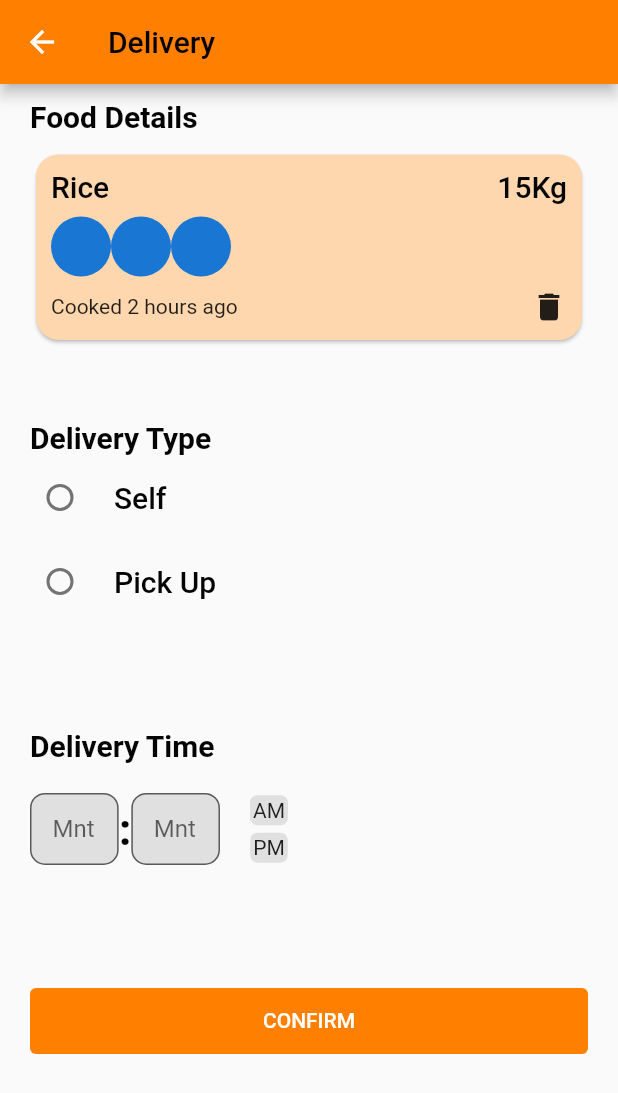
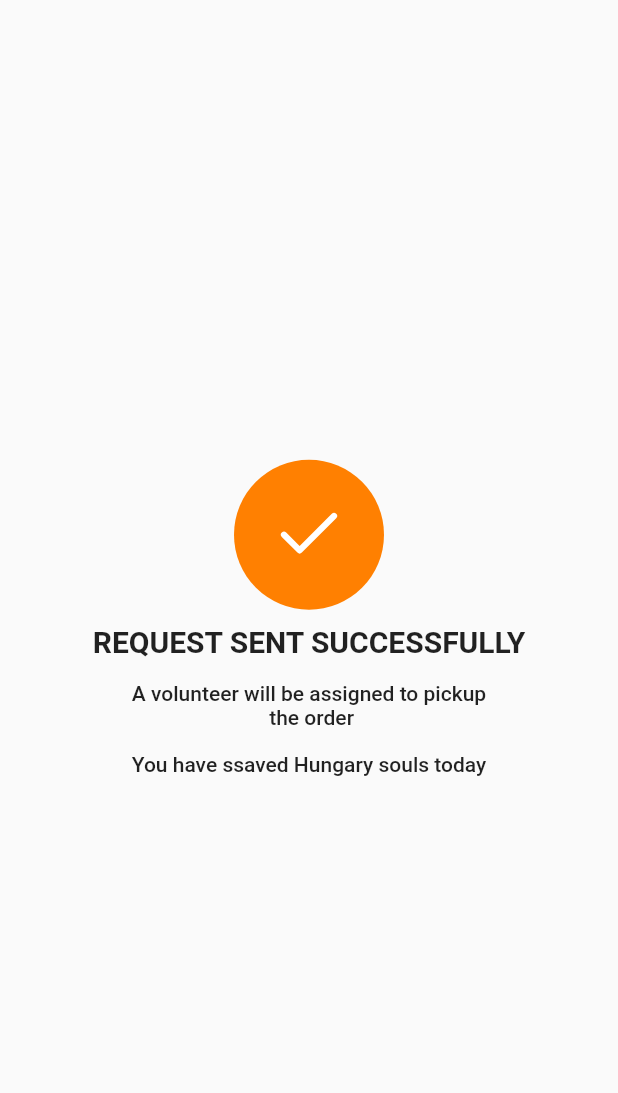
Before and after one commit to Aburafik/ffeedHub_app, a Flutter app: the DonateFoodDetails screen opened by its route, after a tap on "CONFIRM", on a phone screen of 412 x 824 dp. Shown: the top 1093 px of the screen. Run offline on Flutter 3.47's test engine with Material 2 defaults, Android fonts, the phone set to English and light mode, and no system bars; our stand-ins replace feather_icons, flutter_easyloading, flutter_onboarding_slider, fluttertoast; missing offline and left inert: cupertino_stepper.

Commit message:
Volunteer delivery service added

```diff
--- /dev/null
+++ b/lib/Commons/Components/requset_sent_component.dart
@@ -0,0 +1,42 @@
+import 'package:feather_icons/feather_icons.dart';
+import 'package:ffeed_hub/Commons/color_theme.dart';
+import 'package:flutter/material.dart';
+
+class RequestSuccessMessageComponent extends StatelessWidget {
+  const RequestSuccessMessageComponent({super.key});
+
+  @override
+  Widget build(BuildContext context) {
+    TextStyle textStyle = Theme.of(context).textTheme.bodyText1!;
+    return Scaffold(
+      body: Center(
+        child: Column(
+          mainAxisAlignment: MainAxisAlignment.center,
+          children: [
+            const CircleAvatar(
+              radius: 50,
+              backgroundColor: primaryColor,
+              child: Icon(FeatherIcons.check, color: whiteColor, size: 50),
+            ),
+            const SizedBox(height: 10),
+            Text("REQUEST SENT SUCCESSFULLY",
+                style: textStyle.copyWith(
+                    fontSize: 20, fontWeight: FontWeight.bold)),
+            Padding(
+              padding: const EdgeInsets.symmetric(vertical: 15),
+              child: Text(
+                "A volunteer will be assigned to pickup\n the order",
+                style: textStyle,
+                textAlign: TextAlign.center,
+              ),
+            ),
+            Text(
+              "You have ssaved Hungary souls today",
+              style: textStyle,
+            ),
+          ],
+        ),
+      ),
+    );
+  }
+}
--- a/lib/Commons/constants.dart
+++ b/lib/Commons/constants.dart
@@ -66,3 +66,5 @@ AppBar commonAppBar(TextStyle appBarTextStyle) {
     ],
   );
 }
+
+    var borderRadius2 = BorderRadius.circular(10);
--- a/lib/Commons/delivery_details_card.dart
+++ b/lib/Commons/delivery_details_card.dart
@@ -2,10 +2,9 @@ import 'package:ffeed_hub/Commons/color_theme.dart';
 import 'package:flutter/material.dart';
 
 class DeliveryDetailsCard extends StatelessWidget {
-  const DeliveryDetailsCard({
-    Key? key,
-  }) : super(key: key);
-
+  DeliveryDetailsCard({Key? key, this.canDelete = true,this.onTap}) : super(key: key);
+  bool canDelete = true;
+  Function()? onTap;
   @override
   Widget build(BuildContext context) {
     TextStyle textStyle = Theme.of(context)
@@ -46,7 +45,12 @@ class DeliveryDetailsCard extends StatelessWidget {
             ),
             Row(
               mainAxisAlignment: MainAxisAlignment.spaceBetween,
-              children: const [Text("Cooked 2 hours ago"), Icon(Icons.delete)],
+              children: [
+                const Text("Cooked 2 hours ago"),
+                canDelete
+                    ? GestureDetector(child: Icon(Icons.delete), onTap: onTap)
+                    : Wrap(),
+              ],
             )
           ],
         ),
--- a/lib/Views/Auths/choose_role.dart
+++ b/lib/Views/Auths/choose_role.dart
@@ -32,7 +32,8 @@ class ChooseRole extends StatelessWidget {
                   icon: FeatherIcons.user,
                   title: "Volunteer",
                   subTitle: "Food pickUp and\n Deliver",
-                  onTap: () => Navigator.pushNamed(context, "/home-view"),
+                  onTap: () =>
+                      Navigator.pushNamed(context, "/pickup-request-view"),
                 ),
               ],
             ),
@@ -43,7 +44,7 @@ class ChooseRole extends StatelessWidget {
   }
 } //"/register-technician"
 
-class UserAuthTypeCard extends StatelessWidget {
+     class UserAuthTypeCard extends StatelessWidget {
   UserAuthTypeCard(
       {Key? key, this.onTap, this.title, this.icon, this.subTitle, this.color})
       : super(key: key);
--- a/lib/Views/Donate/delivery_details.dart
+++ b/lib/Views/Donate/delivery_details.dart
@@ -42,7 +42,7 @@ class _DonateFoodDetailsState extends State<DonateFoodDetails> {
                 child: Text("Food Details",
                     style: textStyle.copyWith(fontWeight: FontWeight.bold)),
               ),
-              const DeliveryDetailsCard(),
+               DeliveryDetailsCard(onTap: (){},),
               const SizedBox(height: 50),
               Text(
                 "Delivery Type",
@@ -127,10 +127,12 @@ class _DonateFoodDetailsState extends State<DonateFoodDetails> {
                   ],
                 ),
               ),
-              SizedBox(height: 50),
+              const SizedBox(height: 50),
               CustomButtonComponent(
                 buttonText: "CONFIRM",
-                onPressed: () {},
+                onPressed: () {
+                  Navigator.pushNamed(context, "/successMesssage");
+                },
               ),
             ],
           ),
@@ -143,5 +145,4 @@ class _DonateFoodDetailsState extends State<DonateFoodDetails> {
 
 
 
-
 //https://www.behance.net/gallery/146348903/UX-Portfolio-School-Management?tracking_source=search_projects%7Cschool%20mobile%20app%20management
--- a/lib/app.dart
+++ b/lib/app.dart
@@ -1,9 +1,12 @@
+import 'package:ffeed_hub/Commons/Components/requset_sent_component.dart';
 import 'package:ffeed_hub/Views/Auths/choose_role.dart';
 import 'package:ffeed_hub/Views/Auths/sign_in_view.dart';
 import 'package:ffeed_hub/Views/Auths/sign_up_view.dart';
 import 'package:ffeed_hub/Views/Donate/donate.dart';
 import 'package:ffeed_hub/Views/Donate/delivery_details.dart';
+import 'package:ffeed_hub/Views/FoodPickUps/location_navigation_view.dart';
 import 'package:ffeed_hub/Views/FoodPickUps/pick_up_request_view.dart';
+import 'package:ffeed_hub/Views/FoodPickUps/pickup_details.dart';
 import 'package:ffeed_hub/Views/Home/home_view.dart';
 import 'package:ffeed_hub/Views/Onboarding/onboarding_view.dart';
 import 'package:ffeed_hub/Views/Onboarding/splash_screen.dart';
@@ -29,7 +32,11 @@ class MyApp extends StatelessWidget {
         "/home-view": (context) => const HomeView(),
         "/donate-view": (context) =>  DonateFood(),
         "/pickup-request-view": (context) => const FoodPickRequestVC(),
-        "/donate-details-view": (context) =>  DonateFoodDetails(),
+        "/donate-details-view": (context) =>  const DonateFoodDetails(),
+        "/successMesssage": (context) =>  const RequestSuccessMessageComponent(),
+        "/pickup-details": (context) =>  const PickUpDetailsVC(),
+        "/navigation_view": (context) =>  const LocationNavigationVC(),
+
       },
     );
   }
--- a/pubspec.yaml
+++ b/pubspec.yaml
@@ -40,6 +40,7 @@ dependencies:
   feather_icons: ^1.2.0
   flutter_easyloading: ^3.0.5
   fluttertoast: ^8.0.9
+  cupertino_stepper: ^0.2.1
 
 dev_dependencies:
   flutter_test:
```
Also changed, not shown: lib/Commons/Components/food_request_card.dart (+6 -1 lines), lib/Views/FoodPickUps/location_navigation_view.dart (added, +76 -0 lines), lib/Views/FoodPickUps/pickup_details.dart (added, +165 -0 lines), pubspec.lock.
